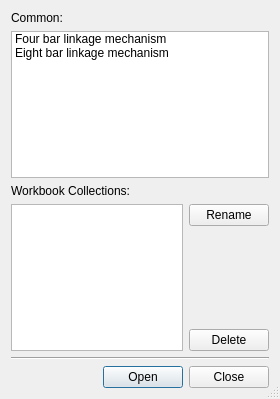
KmolYuan/Pyslvs-UI, file core/synthesis/Collections/TriangularIteration_dialog/collections.ui: the form before one commit.
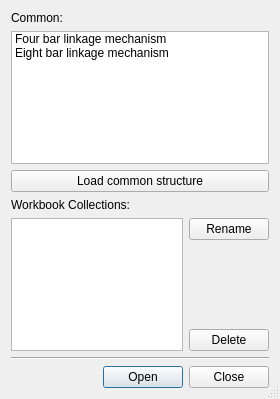
The form after the commit. Icons and pictures are not drawn.

The edit to the form file:
```diff
--- a/core/synthesis/Collections/TriangularIteration_dialog/collections.ui
+++ b/core/synthesis/Collections/TriangularIteration_dialog/collections.ui
@@ -53,6 +53,13 @@
        </item>
       </widget>
      </item>
+     <item>
+      <widget class="QPushButton" name="common_load">
+       <property name="text">
+        <string>Load common structure</string>
+       </property>
+      </widget>
+     </item>
     </layout>
    </item>
    <item>
```
Left out of the diff: 16 changed lines with no effect on the pictures.
